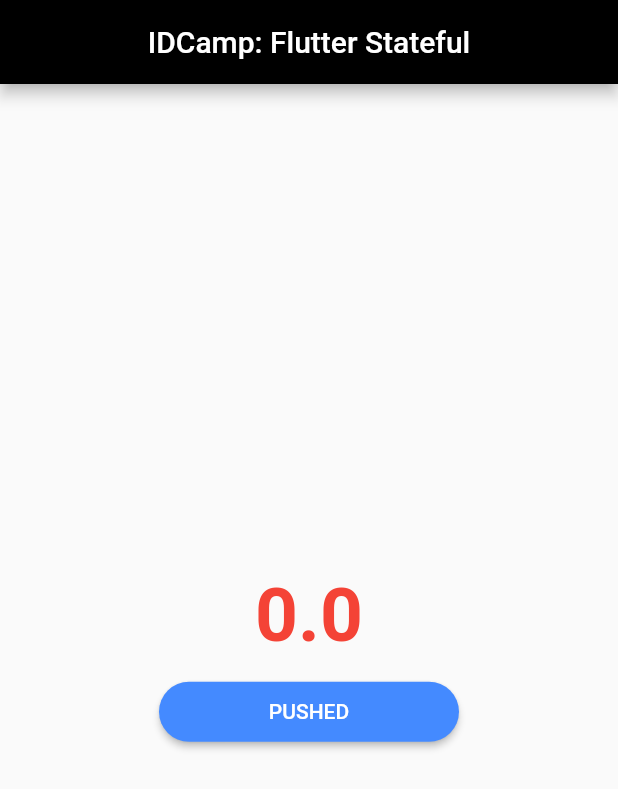
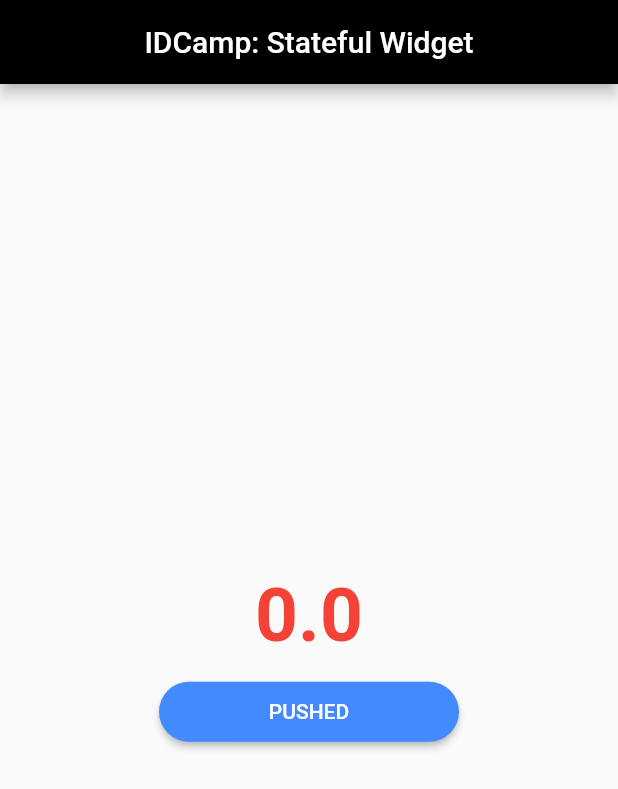
Before and after one commit to verdipratama/flutter_idcamp, a Flutter app: the screen it shows after launch, on a phone screen of 412 x 824 dp. Shown: the top 789 px of the screen. Run offline on Flutter 3.47's test engine with Material 2 defaults, Android fonts, the phone set to English and light mode, and no system bars.

```diff
--- a/lib/flutter_basic/02_stateful.dart
+++ b/lib/flutter_basic/02_stateful.dart
@@ -37,7 +37,7 @@ class _HomeState extends State<Home> {
     return Scaffold(
       appBar: AppBar(
         title: const Center(
-          child: Text('IDCamp: Flutter Stateful'),
+          child: Text('IDCamp: Stateful Widget'),
         ),
         backgroundColor: Colors.black,
       ),
```
